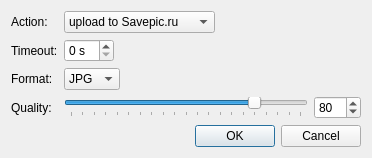
This is src/plugins/auscrie/shooterdialog.ui in 0xd34df00d/leechcraft as Qt 5 draws it before an edit. The edited form follows.
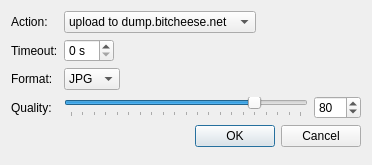
This is the edited form.

Commit message: Auscrie: support dumping to dump.bitcheese.net.

```diff
--- a/src/plugins/auscrie/shooterdialog.ui
+++ b/src/plugins/auscrie/shooterdialog.ui
@@ -7,7 +7,7 @@
     <x>0</x>
     <y>0</y>
     <width>372</width>
-    <height>131</height>
+    <height>165</height>
    </rect>
   </property>
   <property name="windowTitle">
@@ -26,6 +26,11 @@
    </item>
    <item row="0" column="1">
     <widget class="QComboBox" name="ActionBox_">
+     <item>
+      <property name="text">
+       <string>upload to dump.bitcheese.net</string>
+      </property>
+     </item>
      <item>
       <property name="text">
        <string>upload to Savepic.ru</string>
```
The commit also changes 5 other files.
